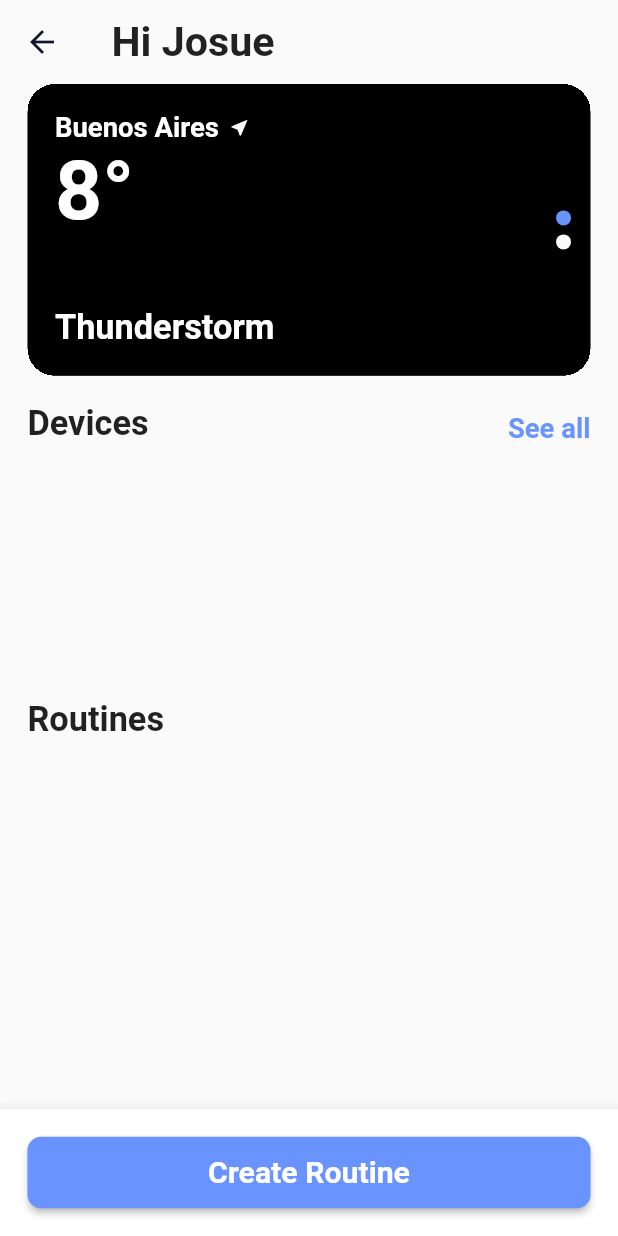
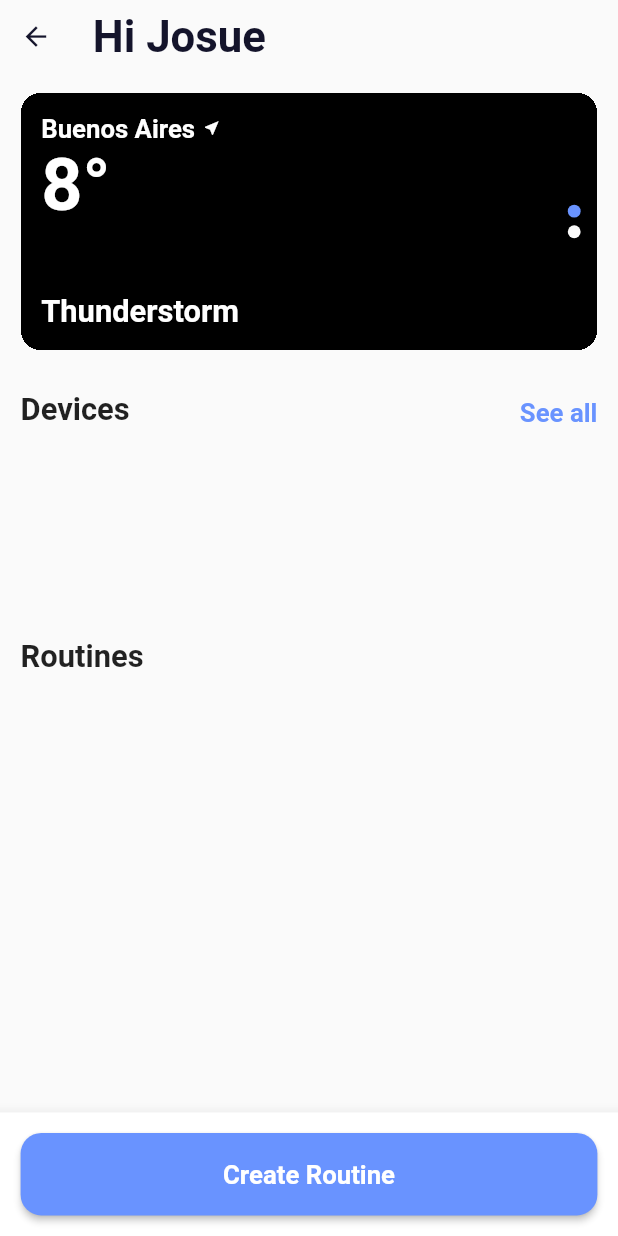
Before and after one commit to JErazo7/flutter-smart-house, a Flutter app: the HomeData screen opened directly with empty values, on a phone screen of 412 x 824 dp. Run offline on Flutter 3.47's test engine with Material 2 defaults, Android fonts, the phone set to English and light mode, and no system bars; drawn by our look-alikes of card_swiper; our stand-ins replace cloud_firestore, dartz, firebase_core, flutter_riverpod, freezed_annotation, go_router and 3 more; missing offline and left inert: flutter_weather_bg_null_safety; accounts and stored records are empty; generated files the repository leaves out were written again.

Commit message:
Updated responsive package

```diff
--- a/lib/presentation/core/widgets/smart_house_button.dart
+++ b/lib/presentation/core/widgets/smart_house_button.dart
@@ -1,5 +1,4 @@
 import 'package:flutter/material.dart';
-import 'package:flutter_screenutil/flutter_screenutil.dart';
 
 class SmartHouseButton extends StatelessWidget {
   final double? width;
@@ -20,11 +19,11 @@ class SmartHouseButton extends StatelessWidget {
     return ElevatedButton(
       style: ElevatedButton.styleFrom(
         shape: RoundedRectangleBorder(
-          borderRadius: BorderRadius.circular(8.r),
+          borderRadius: BorderRadius.circular(16),
         ),
-        fixedSize: Size(width ?? 1.sw, height ?? 40.h),
-        textStyle:
-            Theme.of(context).textTheme.subtitle1?.apply(fontSizeFactor: 1.1),
+        fixedSize:
+            Size(width ?? MediaQuery.of(context).size.width, height ?? 64),
+        textStyle: Theme.of(context).textTheme.headline6,
       ),
       onPressed: onPressed,
       child: Text(
--- a/lib/presentation/pages/home/home_page.dart
+++ b/lib/presentation/pages/home/home_page.dart
@@ -1,6 +1,5 @@
 import 'package:flutter/material.dart';
 import 'package:flutter_riverpod/flutter_riverpod.dart';
-import 'package:flutter_screenutil/flutter_screenutil.dart';
 import 'package:go_router/go_router.dart';
 import 'package:lottie/lottie.dart';
 
@@ -84,7 +83,7 @@ class HomeData extends StatelessWidget {
       ),
       bottomNavigationBar: BottomAppBar(
         child: Padding(
-          padding: EdgeInsets.all(16.r),
+          padding: const EdgeInsets.all(16),
           child: SmartHouseButton(
             text: 'Create Routine',
             onPressed: () {
@@ -113,7 +112,7 @@ class HomeError extends StatelessWidget {
             const Spacer(),
             Lottie.asset(
               LottieAnimations.loading,
-              height: 180.h,
+              height: 180,
               width: MediaQuery.of(context).size.width,
             ),
             Text(
@@ -122,7 +121,7 @@ class HomeError extends StatelessWidget {
             ),
             const Spacer(flex: 2),
             Padding(
-              padding: EdgeInsets.symmetric(horizontal: 16.w, vertical: 8.h),
+              padding: const EdgeInsets.symmetric(horizontal: 16, vertical: 8),
               child: SmartHouseButton(
                 text: 'Retry',
                 onPressed: onRetry,
@@ -144,7 +143,7 @@ class HomeLoading extends StatelessWidget {
       body: Center(
         child: Lottie.asset(
           LottieAnimations.loading,
-          height: 180.h,
+          height: 180,
           width: MediaQuery.of(context).size.width,
         ),
       ),
--- a/lib/presentation/pages/home/widgets/carousel_section.dart
+++ b/lib/presentation/pages/home/widgets/carousel_section.dart
@@ -1,6 +1,5 @@
 import 'package:card_swiper/card_swiper.dart';
 import 'package:flutter/material.dart';
-import 'package:flutter_screenutil/flutter_screenutil.dart';
 import 'package:flutter_weather_bg_null_safety/flutter_weather_bg.dart';
 
 class CarouselSection extends StatelessWidget {
@@ -10,13 +9,13 @@ class CarouselSection extends StatelessWidget {
   Widget build(BuildContext context) {
     return SliverToBoxAdapter(
       child: Padding(
-        padding: EdgeInsets.symmetric(horizontal: 16.r),
+        padding: const EdgeInsets.all(16),
         child: PhysicalModel(
           color: Colors.transparent,
           clipBehavior: Clip.hardEdge,
-          borderRadius: BorderRadius.circular(16.r),
+          borderRadius: BorderRadius.circular(16),
           child: SizedBox(
-            height: 170.r,
+            height: 200,
             child: LayoutBuilder(
               builder: (context, constraints) {
                 return Swiper.children(
@@ -87,7 +86,7 @@ class WeatherWidget extends StatelessWidget {
           color: Colors.black,
         ),
         Padding(
-          padding: EdgeInsets.all(16.r),
+          padding: const EdgeInsets.all(16),
           child: Column(
             crossAxisAlignment: CrossAxisAlignment.start,
             children: [
@@ -95,25 +94,25 @@ class WeatherWidget extends StatelessWidget {
                 children: [
                   Text(
                     city,
-                    style: theme.textTheme.subtitle1
+                    style: theme.textTheme.headline6
                         ?.copyWith(color: Colors.white),
                   ),
-                  SizedBox(width: 6.w),
-                  Icon(
+                  const SizedBox(width: 6),
+                  const Icon(
                     Icons.near_me,
                     color: Colors.white,
-                    size: 12.r,
+                    size: 14,
                   )
                 ],
               ),
               Text(
                 value,
-                style: theme.textTheme.headline3?.copyWith(color: Colors.white),
+                style: theme.textTheme.headline2?.copyWith(color: Colors.white),
               ),
               const Spacer(),
               Text(
                 description,
-                style: theme.textTheme.headline6?.copyWith(color: Colors.white),
+                style: theme.textTheme.headline5?.copyWith(color: Colors.white),
               ),
             ],
           ),
--- a/pubspec.yaml
+++ b/pubspec.yaml
@@ -18,13 +18,13 @@ dependencies:
   flutter_localizations:
     sdk: flutter
   flutter_riverpod: ^1.0.3
-  flutter_screenutil: ^5.3.1
   flutter_weather_bg_null_safety: ^1.0.0
   freezed_annotation: ^1.1.0
   go_router: ^3.0.4
   intl: ^0.17.0
   json_annotation: ^4.4.0
   lottie: ^1.2.2
+  responsive_framework: ^0.1.7
   rxdart: ^0.27.3
   uuid: ^3.0.6
 
```
Also changed, not shown: lib/presentation/app.dart (+18 -8 lines), lib/presentation/core/style/theme.dart (+5 -17 lines), lib/presentation/pages/home/widgets/devices_appbar.dart (+4 -4 lines), lib/presentation/pages/home/widgets/devices_list.dart (+11 -12 lines), lib/presentation/pages/home/widgets/routines_appbar.dart (+5 -5 lines), lib/presentation/pages/home/widgets/routines_list.dart (+12 -8 lines), pubspec.lock.
